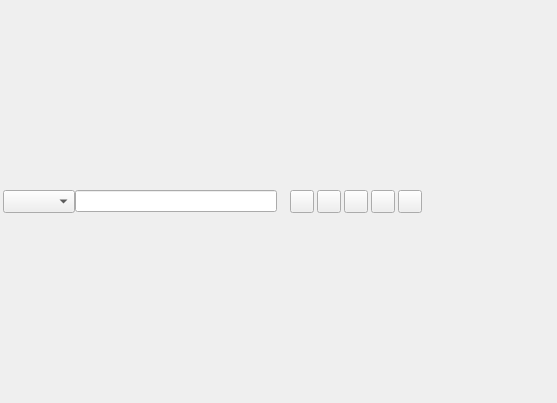
First picture: the form in src/ui/scanpopup.ui, repository xiaoyifang/goldendict-ng, before the edit.
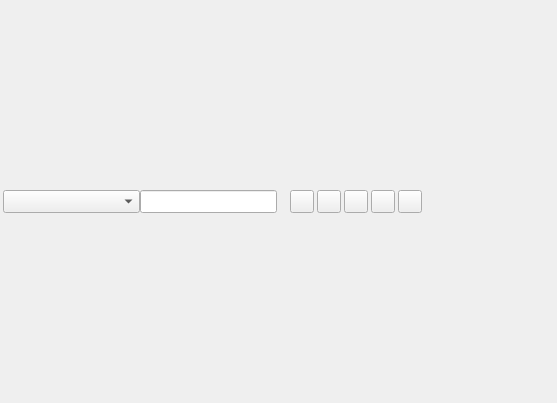
Second picture: the form after the edit. Icons and pictures are not drawn. Custom widgets are drawn as their Qt base class.

Patch:
```diff
--- a/src/ui/scanpopup.ui
+++ b/src/ui/scanpopup.ui
@@ -70,7 +70,7 @@
            <item>
             <widget class="GroupComboBox" name="groupList">
              <property name="sizePolicy">
-              <sizepolicy hsizetype="Fixed" vsizetype="Preferred">
+              <sizepolicy hsizetype="MinimumExpanding" vsizetype="Preferred">
                <horstretch>0</horstretch>
                <verstretch>0</verstretch>
               </sizepolicy>
@@ -83,7 +83,7 @@
            <item>
             <widget class="TranslateBox" name="translateBox">
              <property name="sizePolicy">
-              <sizepolicy hsizetype="MinimumExpanding" vsizetype="Fixed">
+              <sizepolicy hsizetype="MinimumExpanding" vsizetype="Preferred">
                <horstretch>0</horstretch>
                <verstretch>0</verstretch>
               </sizepolicy>
```
